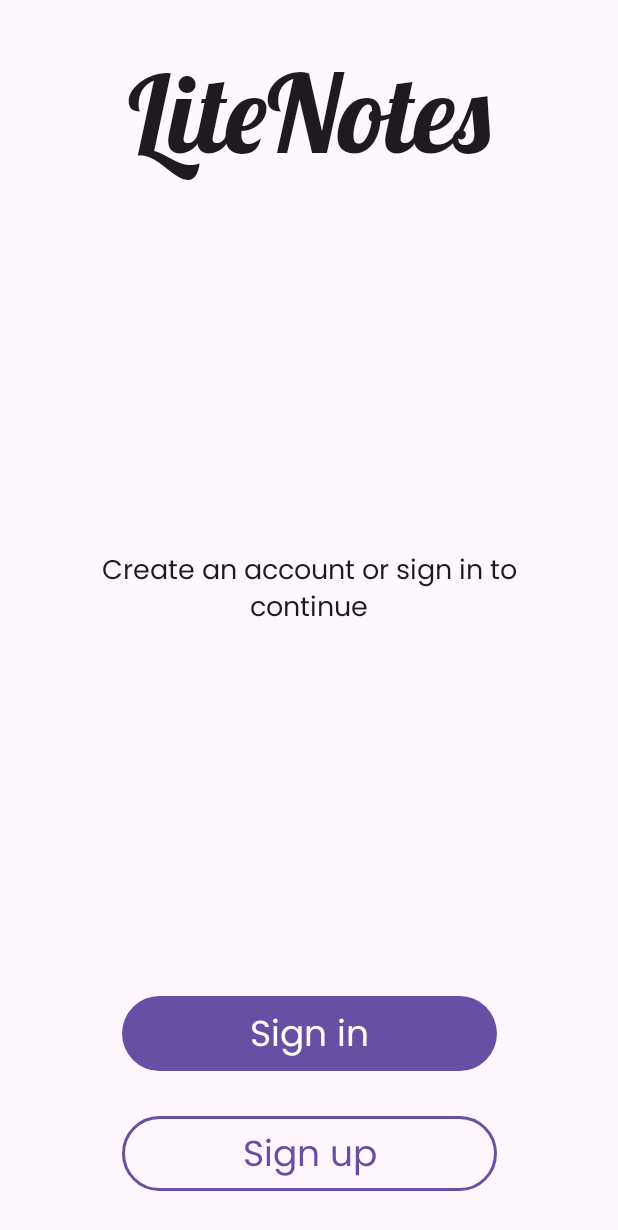
After one commit to vlibrovs/LiteNotes, an Android app built with Jetpack Compose: the @Preview function StartScreen, on a phone screen of 412 x 824 dp. The commit adds this screen. Shown: the top 1230 px of the screen. Run offline under Robolectric (Android 15) with nearby library versions, the phone set to English and light mode, and no system bars.

Commit message:
Add StartScreen.kt

```diff
--- /dev/null
+++ b/app/src/main/java/com/vlibrovs/litenotes/presentation/compose/screen/StartScreen.kt
@@ -0,0 +1,64 @@
+package com.vlibrovs.litenotes.presentation.compose.screen
+
+import androidx.compose.foundation.background
+import androidx.compose.foundation.layout.*
+import androidx.compose.material3.MaterialTheme
+import androidx.compose.material3.Text
+import androidx.compose.runtime.Composable
+import androidx.compose.ui.Alignment
+import androidx.compose.ui.Modifier
+import androidx.compose.ui.res.stringResource
+import androidx.compose.ui.text.style.TextAlign
+import androidx.compose.ui.tooling.preview.Preview
+import androidx.compose.ui.unit.dp
+import com.vlibrovs.litenotes.R
+import com.vlibrovs.litenotes.presentation.compose.widgets.Button
+import com.vlibrovs.litenotes.presentation.compose.widgets.ButtonStyle
+import com.vlibrovs.litenotes.presentation.theme.LiteNotesTheme
+
+@Preview
+@Composable
+fun StartScreen() {
+    LiteNotesTheme {
+        Column(
+            modifier = Modifier
+                .fillMaxSize()
+                .background(color = MaterialTheme.colorScheme.background)
+                .padding(30.dp),
+            horizontalAlignment = Alignment.CenterHorizontally,
+            verticalArrangement = Arrangement.SpaceBetween
+        ) {
+            Text(
+                text = stringResource(id = R.string.app_name),
+                style = MaterialTheme.typography.displayLarge,
+                color = MaterialTheme.colorScheme.onBackground
+            )
+
+            Text(
+                text = stringResource(id = R.string.start_screen_label),
+                color = MaterialTheme.colorScheme.onBackground,
+                style = MaterialTheme.typography.bodyLarge,
+                textAlign = TextAlign.Center
+            )
+
+            Column(
+                modifier = Modifier.fillMaxWidth(),
+                horizontalAlignment = Alignment.CenterHorizontally
+            ) {
+                Button(
+                    style = ButtonStyle.Filled,
+                    onClick = { /*TODO*/ },
+                    text = stringResource(id = R.string.sign_in)
+                )
+
+                Spacer(modifier = Modifier.height(30.dp))
+
+                Button(
+                    style = ButtonStyle.Outlined,
+                    onClick = { /*TODO*/ },
+                    text = stringResource(id = R.string.sign_up)
+                )
+            }
+        }
+    }
+}
--- a/app/src/main/res/values/strings.xml
+++ b/app/src/main/res/values/strings.xml
@@ -1,3 +1,6 @@
 <resources>
     <string name="app_name">LiteNotes</string>
+    <string name="start_screen_label">Create an account or sign in to continue</string>
+    <string name="sign_in">Sign in</string>
+    <string name="sign_up">Sign up</string>
 </resources>
```
